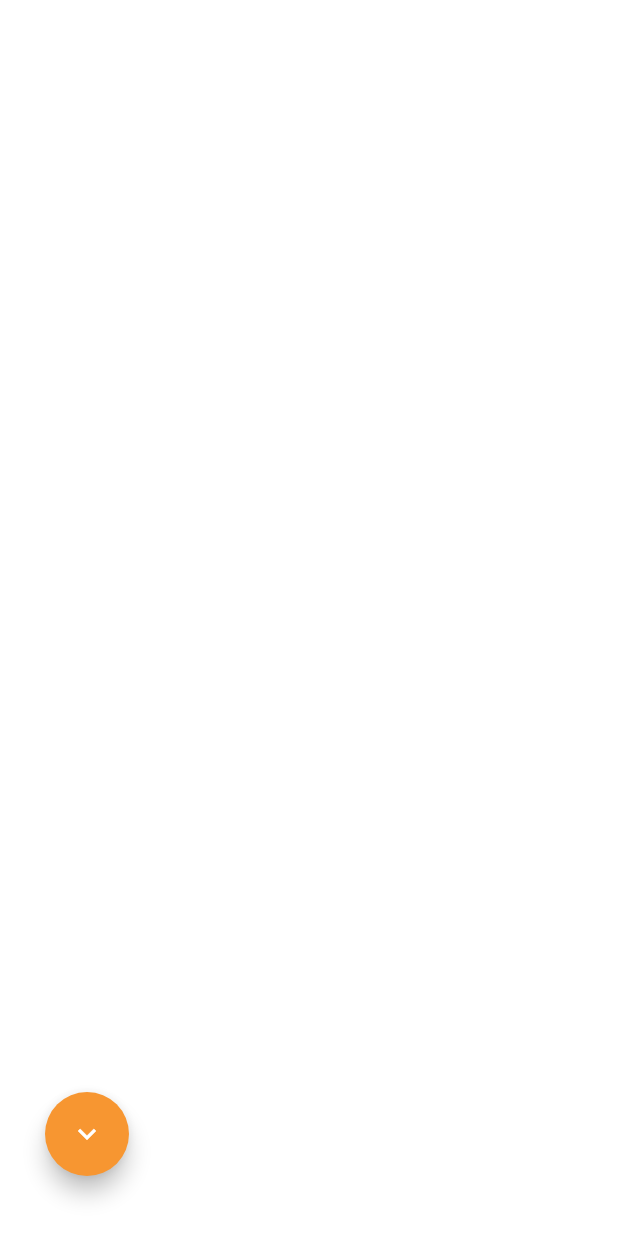
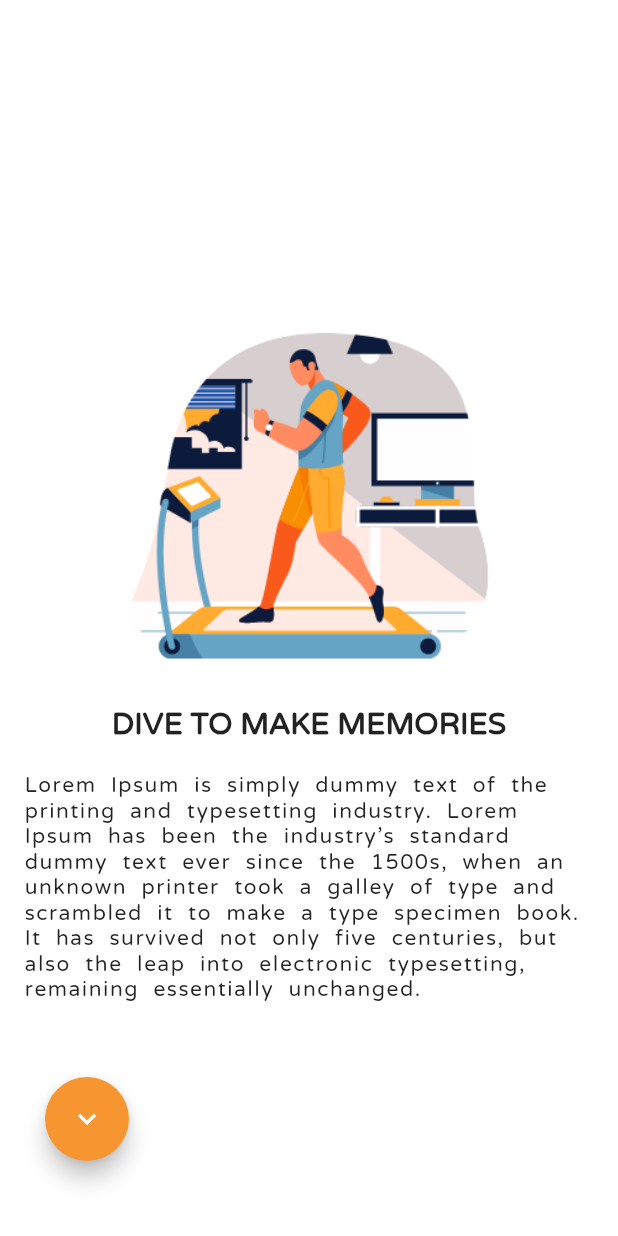
Before and after one commit to SefuZeph/flutter_app_onboarding, a Flutter app: the screen it shows after launch, after a tap on the "keyboard arrow down" icon, on a phone screen of 412 x 824 dp. Run offline on Flutter 3.47's test engine with Material 2 defaults, Android fonts, the phone set to English and light mode, and no system bars.

Commit message:
Add image header for all the screens in the application

```diff
--- /dev/null
+++ b/lib/custom_widget/header_image_one.dart
@@ -0,0 +1,16 @@
+import 'package:flutter/cupertino.dart';
+
+class HeaderImageOne extends StatelessWidget {
+  @override
+  Widget build(BuildContext context) {
+    var assetImage = new AssetImage('assets/images/one.png');
+    var image = new Image(
+      image: assetImage,
+      width: 240.0,
+      height: 240.0,
+    );
+    return Container(
+      child: image,
+    );
+  }
+}
--- /dev/null
+++ b/lib/custom_widget/header_image_three.dart
@@ -0,0 +1,16 @@
+import 'package:flutter/cupertino.dart';
+
+class HeaderImageThree extends StatelessWidget {
+  @override
+  Widget build(BuildContext context) {
+    var assetImage = new AssetImage('assets/images/three.png');
+    var image = new Image(
+      image: assetImage,
+      width: 240.0,
+      height: 240.0,
+    );
+    return Container(
+      child: image,
+    );
+  }
+}
--- /dev/null
+++ b/lib/custom_widget/header_image_two.dart
@@ -0,0 +1,16 @@
+import 'package:flutter/cupertino.dart';
+
+class HeaderImageTwo extends StatelessWidget {
+  @override
+  Widget build(BuildContext context) {
+    var assetImage = new AssetImage('assets/images/two.png');
+    var image = new Image(
+      image: assetImage,
+      width: 240.0,
+      height: 240.0,
+    );
+    return Container(
+      child: image,
+    );
+  }
+}
--- a/lib/onboard.dart
+++ b/lib/onboard.dart
@@ -1,6 +1,9 @@
 import 'package:flutter/cupertino.dart';
 import 'package:flutter/material.dart';
 import 'package:flutter_app_onboarding/custom_widget/fancy_fab.dart';
+import 'package:flutter_app_onboarding/custom_widget/header_image_one.dart';
+import 'package:flutter_app_onboarding/custom_widget/header_image_three.dart';
+import 'package:flutter_app_onboarding/custom_widget/header_image_two.dart';
 
 class CustomerOnboarding extends StatefulWidget {
   final String title;
@@ -31,6 +34,12 @@ class _MyFirstPage extends State<CustomerOnboarding> {
   @override
   Widget build(BuildContext context) {
     return Scaffold(
+      appBar: PreferredSize(
+        preferredSize: Size.fromHeight(0),
+        child: AppBar(
+          backgroundColor: Color(0xfff79631),
+        ),
+      ),
       backgroundColor: const Color(0xffffffff),
       body: Container(
         child: PageView(
@@ -47,6 +56,16 @@ class _MyFirstPage extends State<CustomerOnboarding> {
     return Column(
       mainAxisAlignment: MainAxisAlignment.end,
       children: <Widget>[
+        Container(
+          color: Colors.white,
+          child: Align(
+            alignment: Alignment.center,
+            child: Padding(
+              padding: EdgeInsets.only(left: 16.0, bottom: 20.0, right: 16.0),
+              child: HeaderImageOne(),
+            ),
+          ),
+        ),
         Container(
           color: Colors.white,
           child: Align(
@@ -112,9 +131,56 @@ class _MyFirstPage extends State<CustomerOnboarding> {
         Container(
           color: Colors.white,
           child: Align(
+            alignment: Alignment.center,
+            child: Padding(
+              padding: EdgeInsets.only(left: 16.0, bottom: 20.0, right: 16.0),
+              child: HeaderImageTwo(),
+            ),
+          ),
+        ),
+        Container(
+          color: Colors.white,
+          child: Align(
+            alignment: Alignment.center,
+            child: Padding(
+              padding: EdgeInsets.only(left: 16.0, bottom: 20.0, right: 16.0),
+              child: Text(
+                "DIVE TO MAKE MEMORIES",
+                style: TextStyle(
+                    fontSize: 20,
+                    fontWeight: FontWeight.bold,
+                    fontFamily: 'VarelaRound'),
+              ),
+            ),
+          ),
+        ),
+        Container(
+          color: Colors.white,
+          child: Align(
+            alignment: Alignment.center,
+            child: Padding(
+              padding: EdgeInsets.only(left: 16.0, bottom: 50.0, right: 16.0),
+              child: Text(
+                "Lorem Ipsum is simply dummy text of the printing and typesetting industry."
+                " Lorem Ipsum has been the industry's standard dummy text ever since the 1500s,"
+                " when an unknown printer took a galley of type and scrambled it to make a type "
+                "specimen book. It has survived not only five centuries, but also the leap into electronic "
+                "typesetting, remaining essentially unchanged. ",
+                style: TextStyle(
+                    fontSize: 14,
+                    letterSpacing: 1,
+                    wordSpacing: 5,
+                    fontFamily: 'VarelaRound'),
+              ),
+            ),
+          ),
+        ),
+        Container(
+          color: Colors.white,
+          child: Align(
             alignment: Alignment.bottomLeft,
             child: Padding(
-              padding: EdgeInsets.only(left: 30.0, bottom: 40.0),
+              padding: EdgeInsets.only(left: 30.0, bottom: 50.0),
               child: FancyFab(
                 onPressed: () {
                   setState(() {
@@ -137,16 +203,59 @@ class _MyFirstPage extends State<CustomerOnboarding> {
         Container(
           color: Colors.white,
           child: Align(
-            alignment: Alignment.bottomLeft,
+            alignment: Alignment.center,
             child: Padding(
-              padding: EdgeInsets.only(left: 30.0, bottom: 40.0),
-              child: FancyFab(
-                onPressed: () {
-                  setState(() {
-                    _pageController.animateToPage(1,
-                        duration: _kDuration, curve: _kCurve);
-                  });
-                },
+              padding: EdgeInsets.only(left: 16.0, bottom: 20.0, right: 16.0),
+              child: HeaderImageThree(),
+            ),
+          ),
+        ),
+        Container(
+          color: Colors.white,
+          child: Align(
+            alignment: Alignment.center,
+            child: Padding(
+              padding: EdgeInsets.only(left: 16.0, bottom: 20.0, right: 16.0),
+              child: Text(
+                "DIVE TO MAKE MEMORIES",
+                style: TextStyle(
+                    fontSize: 20,
+                    fontWeight: FontWeight.bold,
+                    fontFamily: 'VarelaRound'),
+              ),
+            ),
+          ),
+        ),
+        Container(
+          color: Colors.white,
+          child: Align(
+            alignment: Alignment.center,
+            child: Padding(
+              padding: EdgeInsets.only(left: 16.0, bottom: 50.0, right: 16.0),
+              child: Text(
+                "Lorem Ipsum is simply dummy text of the printing and typesetting industry."
+                " Lorem Ipsum has been the industry's standard dummy text ever since the 1500s,"
+                " when an unknown printer took a galley of type and scrambled it to make a type "
+                "specimen book. It has survived not only five centuries, but also the leap into electronic "
+                "typesetting, remaining essentially unchanged. ",
+                style: TextStyle(
+                    fontSize: 14,
+                    letterSpacing: 1,
+                    wordSpacing: 5,
+                    fontFamily: 'VarelaRound'),
+              ),
+            ),
+          ),
+        ),
+        Container(
+          color: Colors.white,
+          child: Align(
+            alignment: Alignment.center,
+            child: Padding(
+              padding: EdgeInsets.only(left: 30.0, bottom: 50.0),
+              child: OutlineButton(
+                child: Text("GET STARTED",),
+                onPressed: () {},
               ),
             ),
           ),
@@ -155,6 +264,5 @@ class _MyFirstPage extends State<CustomerOnboarding> {
     );
   }
 
-// TODO 1: Add Header for screen on (Without Image)
 // TODO 2: Hard coded resources in flutter (Color and String)
 }
```
Also changed, not shown: pubspec.yaml (+7 -3 lines), assets/images/one.png (added), assets/images/sonko.png (added), assets/images/three.png (added), assets/images/two.png (added).
